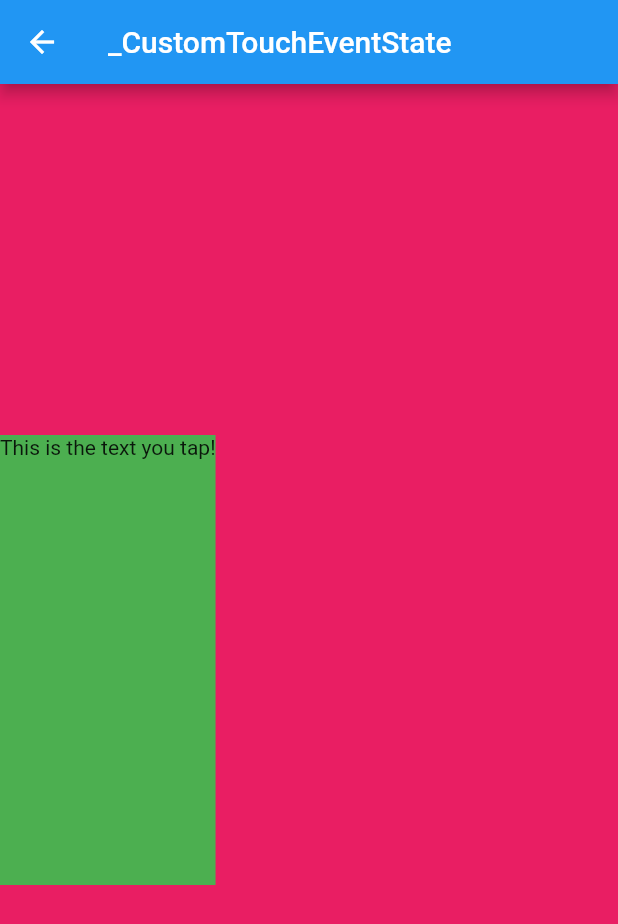
After one commit to ourCHK/flutter_learning_project, a Flutter app: the CustomTouchEventPage screen opened directly, after a tap on "This is the text you tap!", on a phone screen of 412 x 824 dp. The commit adds this screen. Shown: the top 924 px of the screen. Run offline on Flutter 3.47's test engine with Material 2 defaults, Android fonts, the phone set to English and light mode, and no system bars; missing offline and left inert: flutter_learning_sub_project.

Commit message:
新增事件控制组件

```diff
--- a/lib/entry_list_type.dart
+++ b/lib/entry_list_type.dart
@@ -2,6 +2,7 @@ import 'package:flutter/material.dart';
 import 'package:flutter_learning_project/page/custom_check_box.dart';
 import 'package:flutter_learning_project/page/custom_paint_page.dart';
 import 'package:flutter_learning_project/page/custom_provider_page.dart';
+import 'package:flutter_learning_project/page/custom_touch_event_page.dart';
 import 'package:flutter_learning_project/page/inherited_widget_page.dart';
 import 'package:flutter_learning_project/page/localization_page.dart';
 import 'package:flutter_learning_project/page/notification_page.dart';
@@ -18,7 +19,8 @@ enum EntryListType {
   customPaintTest,
   customRenderBox,
   touchEventTest,
-  notificationTest
+  notificationTest,
+  customTouchEventTest
 }
 
 extension EntryListTypeExtension on EntryListType {
@@ -46,6 +48,8 @@ extension EntryListTypeExtension on EntryListType {
         return const TouchEventPage();
       case EntryListType.notificationTest:
         return const MyNotificationPage();
+      case EntryListType.customTouchEventTest:
+        return const CustomTouchEventPage();
     }
   }
 }
--- /dev/null
+++ b/lib/page/custom_touch_event_page.dart
@@ -0,0 +1,156 @@
+import 'dart:typed_data';
+import 'dart:ui' as ui show Image;
+import 'dart:ui';
+
+import 'package:flutter/gestures.dart';
+import 'package:flutter/material.dart';
+import 'package:flutter/rendering.dart';
+
+class CustomTouchEventPage extends StatefulWidget {
+  const CustomTouchEventPage({super.key});
+
+
+  @override
+  State createState() {
+    return _CustomTouchEventState();
+  }
+
+}
+
+class _CustomTouchEventState extends State<CustomTouchEventPage> {
+
+  @override
+  Widget build(BuildContext context) {
+    print("CustomTouchEventPage Build!");
+    return Scaffold(
+      appBar: AppBar(title: Text("_CustomTouchEventState")),
+      body: GestureDetector(
+        onTap: (){
+          print("your tap container!");
+        },
+        child: Container(
+          color: Colors.pink,
+          child: Center(
+            child: SizedBox(
+              height: 300,
+              child: GestureDetector(
+                onTap: (){
+                  print("you tap CustomTouchEvent!");
+                },
+                child: CustomTouchEventLayout(
+                  child: GestureDetector(
+                    onTap: (){
+                      print("you tap the text!");
+                    },
+                    child: DecoratedBox(
+                      decoration: BoxDecoration(color: Colors.green),
+                      child: Text("This is the text you tap!"),
+                    ),
+                  ),
+                ),
+              ),
+            ),
+          ),
+        ),
+      )
+    );
+  }
+}
+
+class CustomTouchEventLayout extends SingleChildRenderObjectWidget {
+  const CustomTouchEventLayout({super.key, super.child});
+
+  @override
+  RenderObject createRenderObject(BuildContext context) {
+    return CustomTouchEventLayoutRenderObject();
+  }
+
+}
+
+class CustomTouchEventLayoutRenderObject extends RenderBox with RenderObjectWithChildMixin<RenderBox> {
+
+  @override
+  bool get sizedByParent => true;
+
+  @override
+  void performResize() {
+    size = constraints.biggest;
+  }
+
+  @override
+  void performLayout() {
+    if (child == null) {
+      return;
+    }
+    child!.layout(constraints,parentUsesSize: true);
+    // var childSize = child!.size;
+    // size = childSize;
+  }
+
+  /// 绘制
+  /// 注：绘制是不受布局限制的，也就是说允许在布局之外绘制
+  @override
+  void paint(PaintingContext context, Offset offset) {
+    super.paint(context, offset);
+
+    /// 在指定的位置绘制 child
+    context.paintChild(child!, offset);
+
+    // /// 在指定的位置添加一个不透明度为 0x40 的图层
+    // context.pushOpacity(offset, 0x40, (context, offset) {
+    //   /// 在这个图层内的指定位置绘制 child，从而实现阴影效果
+    //   context.paintChild(child!, shadowOffset);
+    // });
+  }
+
+  @override
+  bool hitTest(BoxHitTestResult result, { required Offset position }){
+    // print("${toImageSync(position)}");
+    // return false;
+    // return super.hitTest(result, position: position);
+    super.hitTest(result, position: position);
+    return false;
+  }
+
+  @override
+  bool hitTestSelf(Offset position) => true;
+
+  @override
+  bool hitTestChildren(BoxHitTestResult result, {required Offset position}) {
+    super.hitTestChildren(result, position: position);
+    // print("$position ${child!.size.contains(position)}");
+    // var childHit = child!.hitTest(result, position: position);
+    return false;
+  }
+
+  @override
+  bool get isRepaintBoundary => true;
+
+  Future<ui.Image> toImageSync(Offset point,{ double pixelRatio = 1.0 }) async {
+    // assert(!debugNeedsPaint);
+    print("point:$point");
+    final OffsetLayer offsetLayer = layer! as OffsetLayer;
+    var image = offsetLayer.toImageSync(Offset.zero & size, pixelRatio: pixelRatio);
+    ByteData? byteData = await image.toByteData(format: ImageByteFormat.rawRgba);
+    if (byteData != null) {
+      int pixel32 = byteData.getInt32((point.dx.floor() + point.dy.floor() * image.width) * 4);
+      print(pixel32.toRadixString(16));
+      if (pixel32 == 0) {
+        GestureBinding.instance!.handlePointerEvent(PointerDownEvent());
+      }
+    }
+    return image;
+  }
+
+  // Future<Color> getPixelColor(BuildContext context, Offset point) async {
+  //
+  //   // RenderBox renderBox = context.findRenderObject() as RenderBox;
+  //   // Image image = await renderBox.toImage();
+  //   // ByteData byteData = await image.toByteData(format: ui.ImageByteFormat.png);
+  //   // int pixel32 = byteData.getInt32((point.dx.floor() + point.dy.floor() * image.width) * 4);
+  //   //
+  //   // return Color(pixel32);
+  // }
+
+
+}
```
